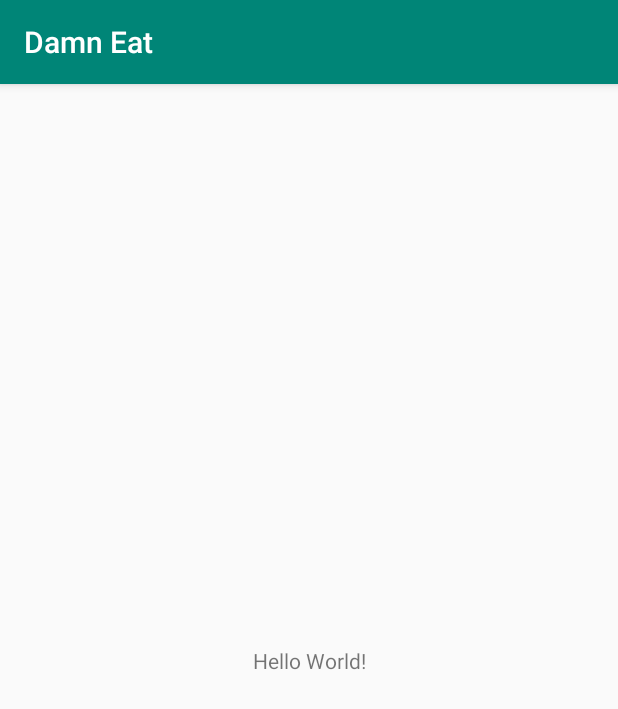
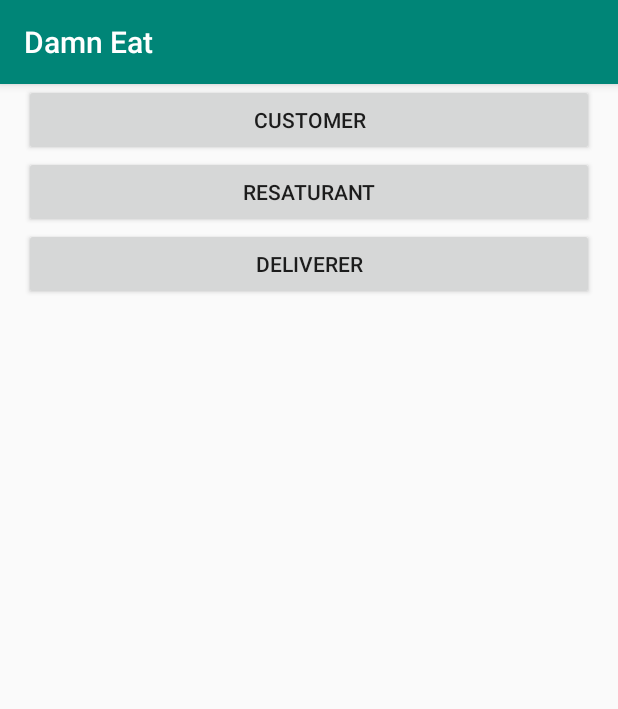
Before and after one commit to lore-lml/DamnEat, an Android app: the screen it shows after launch (MainActivity), on a phone screen of 412 x 824 dp. Shown: the top 709 px of the screen. Run offline under Robolectric (Android 15) with nearby library versions, the light colour scheme and no system bars.

Commit message:
profile activity

```diff
--- a/app/build.gradle
+++ b/app/build.gradle
@@ -16,6 +16,10 @@ android {
             proguardFiles getDefaultProguardFile('proguard-android-optimize.txt'), 'proguard-rules.pro'
         }
     }
+    compileOptions {
+        sourceCompatibility = '1.8'
+        targetCompatibility = '1.8'
+    }
 }
 
 dependencies {
--- a/app/src/main/AndroidManifest.xml
+++ b/app/src/main/AndroidManifest.xml
@@ -9,6 +9,7 @@
         android:roundIcon="@mipmap/ic_launcher_round"
         android:supportsRtl="true"
         android:theme="@style/AppTheme">
+        <activity android:name=".Profile"></activity>
         <activity android:name=".MainActivity">
             <intent-filter>
                 <action android:name="android.intent.action.MAIN" />
--- a/app/src/main/java/com/damn/polito/damneat/MainActivity.java
+++ b/app/src/main/java/com/damn/polito/damneat/MainActivity.java
@@ -1,13 +1,42 @@
 package com.damn.polito.damneat;
 
+import android.content.Intent;
 import android.support.v7.app.AppCompatActivity;
 import android.os.Bundle;
+import android.widget.Button;
 
 public class MainActivity extends AppCompatActivity {
 
+    private final int CUSTOMER = 1;
+    private final int RESTAURANT = 2;
+    private final int DELIVERER = 3;
+
+    private Button customer, restaurant, deliverer;
     @Override
     protected void onCreate(Bundle savedInstanceState) {
         super.onCreate(savedInstanceState);
         setContentView(R.layout.activity_main);
+
+        customer = findViewById(R.id.customer);
+        restaurant = findViewById(R.id.restaurant);
+        deliverer = findViewById(R.id.deliverer);
+
+        customer.setOnClickListener(v-> {
+            Intent intent = new Intent(this, Profile.class);
+            intent.putExtra("type", CUSTOMER);
+            startActivity(intent);
+        });
+
+        restaurant.setOnClickListener(v-> {
+            Intent intent = new Intent(this, Profile.class);
+            intent.putExtra("type", RESTAURANT);
+            startActivity(intent);
+        });
+
+        deliverer.setOnClickListener(v-> {
+            Intent intent = new Intent(this, Profile.class);
+            intent.putExtra("type", DELIVERER);
+            startActivity(intent);
+        });
     }
 }
--- a/app/src/main/res/layout/activity_main.xml
+++ b/app/src/main/res/layout/activity_main.xml
@@ -1,18 +1,29 @@
 <?xml version="1.0" encoding="utf-8"?>
-<android.support.constraint.ConstraintLayout xmlns:android="http://schemas.android.com/apk/res/android"
+<LinearLayout xmlns:android="http://schemas.android.com/apk/res/android"
     xmlns:app="http://schemas.android.com/apk/res-auto"
     xmlns:tools="http://schemas.android.com/tools"
     android:layout_width="match_parent"
     android:layout_height="match_parent"
-    tools:context=".MainActivity">
+    android:orientation="vertical"
+    tools:context=".MainActivity"
+    android:layout_marginEnd="16dp"
+    android:layout_marginStart="16dp">
 
-    <TextView
-        android:layout_width="wrap_content"
+    <Button
+        android:id="@+id/customer"
+        android:layout_width="match_parent"
         android:layout_height="wrap_content"
-        android:text="Hello World!"
-        app:layout_constraintBottom_toBottomOf="parent"
-        app:layout_constraintLeft_toLeftOf="parent"
-        app:layout_constraintRight_toRightOf="parent"
-        app:layout_constraintTop_toTopOf="parent" />
+        android:text="Customer" />
 
-</android.support.constraint.ConstraintLayout>
+    <Button
+        android:id="@+id/restaurant"
+        android:layout_width="match_parent"
+        android:layout_height="wrap_content"
+        android:text="Resaturant" />
+
+    <Button
+        android:id="@+id/deliverer"
+        android:layout_width="match_parent"
+        android:layout_height="wrap_content"
+        android:text="Deliverer" />
+</LinearLayout>
```
Also changed, not shown: app/src/main/java/com/damn/polito/damneat/Profile.java (added, +112 -0 lines), app/src/main/res/drawable/ic_check.xml (added, +9 -0 lines), app/src/main/res/drawable/ic_edit.xml (added, +9 -0 lines), app/src/main/res/layout/activity_profile.xml (added, +120 -0 lines), app/src/main/res/values/strings.xml (+6 -1 lines), 1 other file.
